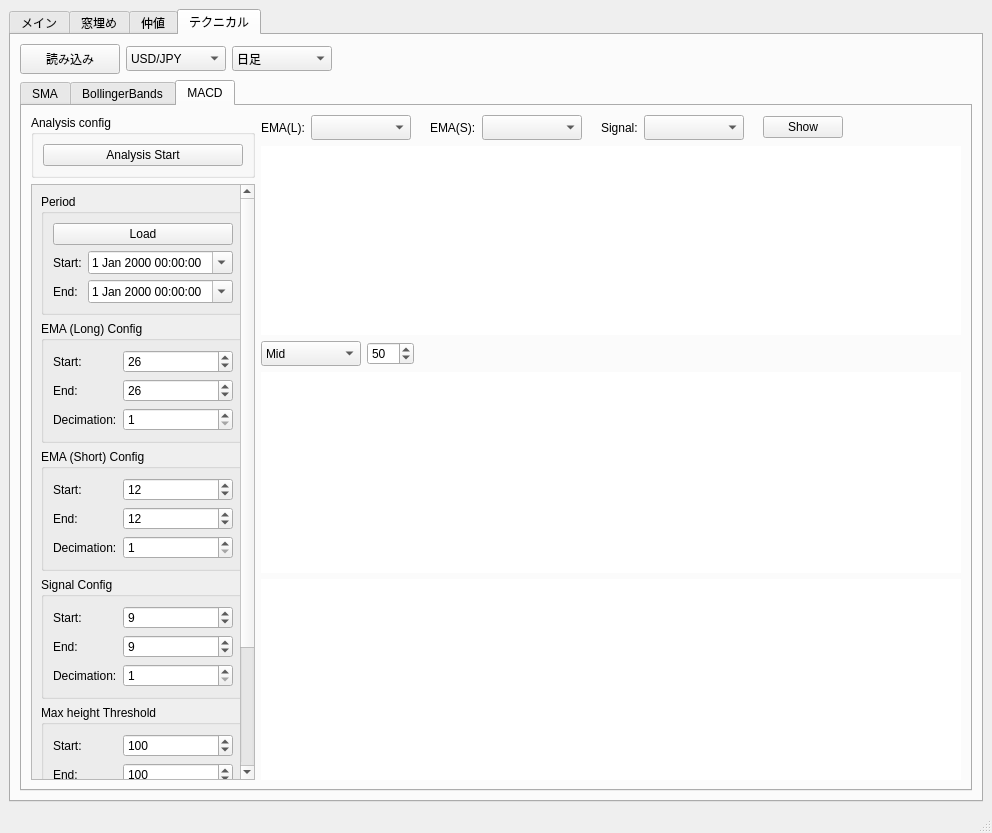
First picture: the form in trade_monitor/trade_monitor/gui_monitor.ui, repository takkin-takilog/namake-trader, before the edit.
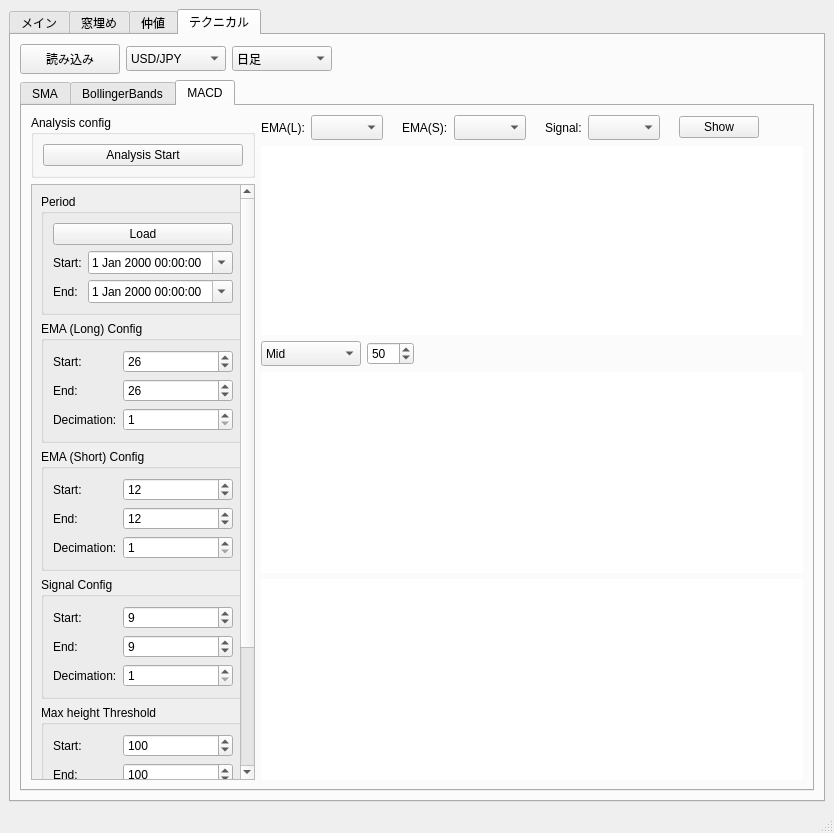
Second picture: the form after the edit.

Patch:
```diff
--- a/trade_monitor/trade_monitor/gui_monitor.ui
+++ b/trade_monitor/trade_monitor/gui_monitor.ui
@@ -6,7 +6,7 @@
    <rect>
     <x>0</x>
     <y>0</y>
-    <width>992</width>
+    <width>834</width>
     <height>833</height>
    </rect>
   </property>
@@ -2714,7 +2714,7 @@
                         </property>
                         <property name="minimumSize">
                          <size>
-                          <width>100</width>
+                          <width>60</width>
                           <height>25</height>
                          </size>
                         </property>
@@ -2766,7 +2766,7 @@
                         </property>
                         <property name="minimumSize">
                          <size>
-                          <width>100</width>
+                          <width>60</width>
                           <height>25</height>
                          </size>
                         </property>
@@ -2818,7 +2818,7 @@
                         </property>
                         <property name="minimumSize">
                          <size>
-                          <width>100</width>
+                          <width>60</width>
                           <height>25</height>
                          </size>
                         </property>
```
Left out of the diff: 10 changed lines with no effect on the pictures.
